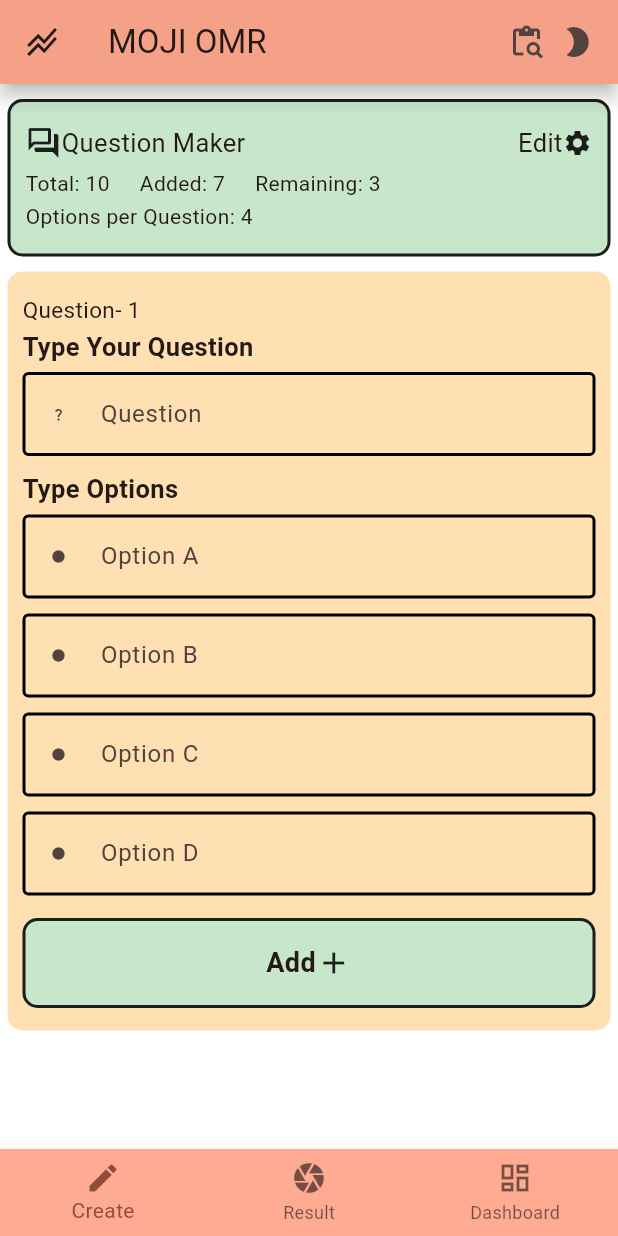
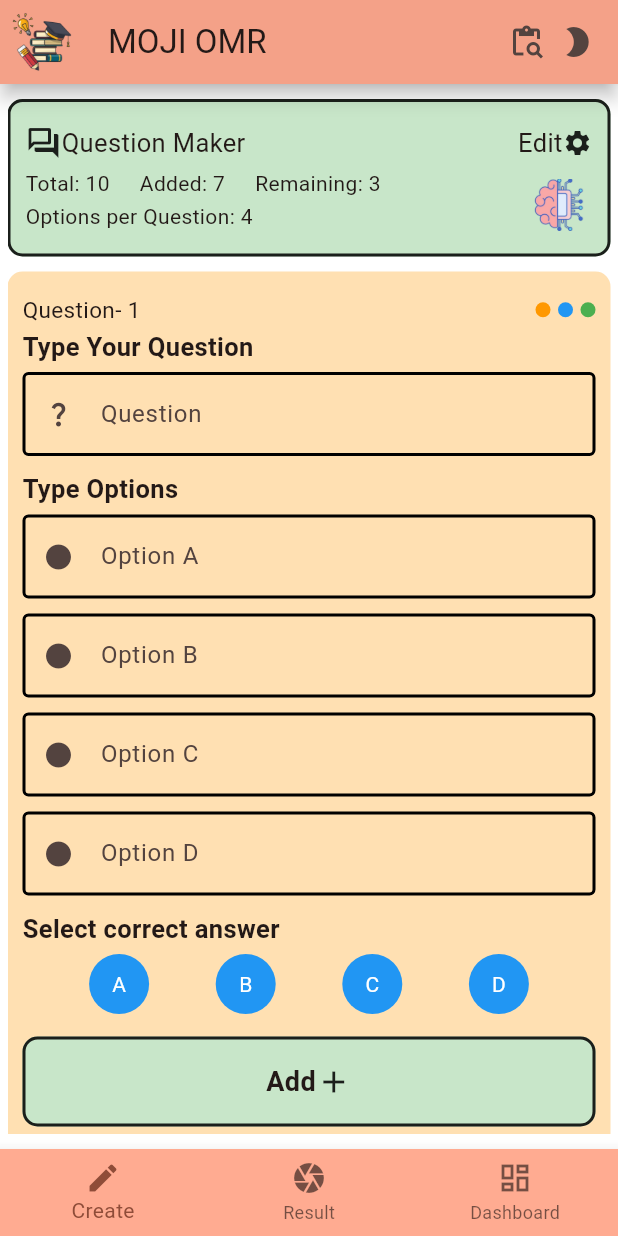
Before and after one commit to rahatalmas/Moji-OMR, a Flutter app: the screen it shows after launch, on a phone screen of 412 x 824 dp. Run offline on Flutter 3.47's test engine with Material 3 defaults, Android fonts, the phone set to English and light mode, and no system bars.

Commit message:
crate quiz

```diff
--- a/quizapp/lib/Widgets/create.dart
+++ b/quizapp/lib/Widgets/create.dart
@@ -1,172 +1,243 @@
 import 'package:flutter/material.dart';
 
-
-class Create extends StatelessWidget{
+class Create extends StatefulWidget {
   const Create({super.key});
 
   @override
-  Widget build(BuildContext context){
+  _CreateState createState() => _CreateState();
+}
+
+class _CreateState extends State<Create> {
+  String? _selectedAnswer;
+
+  Widget _buildCircle(Color color) {
+    return Container(
+      width: 10,
+      height: 10,
+      decoration: BoxDecoration(
+        color: color,
+        shape: BoxShape.circle,
+      ),
+    );
+  }
+
+  Widget _answerCircle(BuildContext context, String label) {
+    final isSelected = _selectedAnswer == label;
+
+    return InkWell(
+      onTap: () {
+        setState(() {
+          _selectedAnswer = label;
+        });
+        ScaffoldMessenger.of(context).showSnackBar(
+          SnackBar(content: Text('$label selected'), duration: Duration.zero),
+        );
+      },
+      child: Container(
+        width: 40,
+        height: 40,
+        decoration: BoxDecoration(
+          shape: BoxShape.circle,
+          color: isSelected ? Colors.green : Colors.blue,
+        ),
+        alignment: Alignment.center,
+        child: Text(
+          label,
+          style: TextStyle(color: Colors.white),
+        ),
+      ),
+    );
+  }
+
+  @override
+  Widget build(BuildContext context) {
     return SingleChildScrollView(
       child: Column(
         crossAxisAlignment: CrossAxisAlignment.start,
-        mainAxisAlignment: MainAxisAlignment.center,
         children: [
           Container(
-             padding: const EdgeInsets.symmetric(vertical: 15,horizontal: 10),
+            padding: const EdgeInsets.symmetric(vertical: 15, horizontal: 10),
             decoration: BoxDecoration(
               color: Colors.green[100],
               borderRadius: const BorderRadius.all(Radius.circular(10)),
-               border: Border.all(color: Colors.black87,width: 2)
+              border: Border.all(color: Colors.black87, width: 2),
             ),
-            child: const Column(
+            child: Stack(
               children: [
-                Row(
-                  crossAxisAlignment: CrossAxisAlignment.center,
+                Column(
+                  crossAxisAlignment: CrossAxisAlignment.start,
+                  children: [
+                    const Row(
                       mainAxisAlignment: MainAxisAlignment.spaceBetween,
                       children: [
                         Row(
                           children: [
                             Icon(Icons.question_answer_outlined),
-                        Text("Question Maker",style: TextStyle(fontSize: 17),)
+                            Text(
+                              "Question Maker",
+                              style: TextStyle(fontSize: 17),
+                            )
                           ],
                         ),
                         Row(
                           children: [
-                        Text("Edit",style: TextStyle(fontSize: 17),),
-                        Icon(Icons.settings,size: 20,)
-                      ],
-                    )
+                            Text(
+                              "Edit",
+                              style: TextStyle(fontSize: 17),
+                            ),
+                            Icon(Icons.settings, size: 20),
                           ],
                         ),
-                SizedBox(height: 5,),
-                Row(
-                  crossAxisAlignment: CrossAxisAlignment.center,
-                  mainAxisAlignment: MainAxisAlignment.start,
+                      ],
+                    ),
+                    const SizedBox(height: 5),
+                    const Row(
                       children: [
                         Text("Total: 10"),
-                    SizedBox(width: 20,),
+                        SizedBox(width: 20),
                         Text("Added: 7"),
-                    SizedBox(width: 20,),
-                    Text("Remaining: 3")
+                        SizedBox(width: 20),
+                        Text("Remaining: 3"),
                       ],
-
                     ),
-                SizedBox(height: 2,),
-                Row(
+                    const SizedBox(height: 2),
+                    const Row(
                       children: [
                         Text("Options per Question: 4"),
                       ],
-                )
+                    ),
+                  ],
+                ),
+                Positioned(
+                  bottom: 0,
+                  right: 5,
+                  child: Image.asset(
+                    "assets/images/brainchip.png",
+                    height: 35,
+                  ),
+                ),
               ],
             ),
           ),
-          const SizedBox(height: 10,),
+          const SizedBox(height: 10),
           Container(
             width: MediaQuery.of(context).size.width,
-              padding: const EdgeInsets.symmetric(vertical: 15,horizontal: 10),
-              //margin: EdgeInsets.symmetric(vertical: 10,horizontal: 0),
+            padding: const EdgeInsets.symmetric(vertical: 15, horizontal: 10),
             decoration: BoxDecoration(
               color: Colors.orange[100],
-                  borderRadius: const BorderRadius.all(Radius.circular(10))
+              borderRadius: const BorderRadius.all(Radius.circular(10)),
             ),
             child: Column(
               mainAxisAlignment: MainAxisAlignment.center,
               crossAxisAlignment: CrossAxisAlignment.start,
               children: [
-                  const Text("Question- 1",style: TextStyle(fontSize: 15,fontWeight: FontWeight.w400),),
-                  const SizedBox(height: 2,),
-                  const Text("Type Your Question",style: TextStyle(fontSize: 17,fontWeight: FontWeight.bold),),
-                  const SizedBox(height: 5,),
-                  const CustomTextField(hintText: "Type Question",prefixIcon: Icons.question_mark,labelText: "Question",),
-                  const SizedBox(height: 10,),
-
-                  const Text("Type Options",style: TextStyle(fontSize: 17,fontWeight: FontWeight.bold),),
-                  const SizedBox(height: 5,),
-                  const CustomTextField(hintText: "Enter text here",prefixIcon: Icons.circle,labelText: "Option A",),
-
-                  const SizedBox(height: 10,),
-                  const CustomTextField(hintText: "Enter text here",prefixIcon: Icons.circle,labelText: "Option B",),
-
-                  const SizedBox(height: 10,),
-                  const CustomTextField(hintText: "Enter text here",prefixIcon: Icons.circle,labelText: "Option C",),
-
-                  const SizedBox(height: 10,),
-                  const CustomTextField(hintText: "Enter text here",prefixIcon: Icons.circle,labelText: "Option D"),
-
-                  const SizedBox(height: 15,),
+                Row(
+                  mainAxisAlignment: MainAxisAlignment.spaceBetween,
+                  children: [
+                    const Text(
+                      "Question- 1",
+                      style: TextStyle(fontSize: 15, fontWeight: FontWeight.w400),
+                    ),
+                    Row(
+                      children: [
+                        _buildCircle(Colors.orange),
+                        SizedBox(width: 5),
+                        _buildCircle(Colors.blue),
+                        SizedBox(width: 5),
+                        _buildCircle(Colors.green),
+                      ],
+                    ),
+                  ],
+                ),
+                const SizedBox(height: 2),
+                const Text(
+                  "Type Your Question",
+                  style: TextStyle(fontSize: 17, fontWeight: FontWeight.bold),
+                ),
+                const SizedBox(height: 5),
+                const CustomTextField(
+                  hintText: "Type Question",
+                  prefixIcon: Icons.question_mark,
+                  labelText: "Question",
+                ),
+                const SizedBox(height: 10),
+                const Text(
+                  "Type Options",
+                  style: TextStyle(fontSize: 17, fontWeight: FontWeight.bold),
+                ),
+                const SizedBox(height: 5),
+                const CustomTextField(
+                  hintText: "Enter text here",
+                  prefixIcon: Icons.circle,
+                  labelText: "Option A",
+                ),
+                const SizedBox(height: 10),
+                const CustomTextField(
+                  hintText: "Enter text here",
+                  prefixIcon: Icons.circle,
+                  labelText: "Option B",
+                ),
+                const SizedBox(height: 10),
+                const CustomTextField(
+                  hintText: "Enter text here",
+                  prefixIcon: Icons.circle,
+                  labelText: "Option C",
+                ),
+                const SizedBox(height: 10),
+                const CustomTextField(
+                  hintText: "Enter text here",
+                  prefixIcon: Icons.circle,
+                  labelText: "Option D",
+                ),
+                const SizedBox(height: 10),
+                const Text(
+                  "Select correct answer",
+                  style: TextStyle(fontSize: 17, fontWeight: FontWeight.bold),
+                ),
+                const SizedBox(height: 5),
+                Row(
+                  mainAxisAlignment: MainAxisAlignment.spaceEvenly,
+                  children: [
+                    _answerCircle(context, 'A'),
+                    _answerCircle(context, 'B'),
+                    _answerCircle(context, 'C'),
+                    _answerCircle(context, 'D'),
+                  ],
+                ),
+                const SizedBox(height: 15),
                 InkWell(
+                  onTap: () {
+                    // Add your onTap logic here
+                  },
                   child: Container(
                     padding: EdgeInsets.all(15),
                     decoration: BoxDecoration(
                       color: Colors.green[100],
                       borderRadius: const BorderRadius.all(Radius.circular(10)),
-                          border: Border.all(color: Colors.black87,width: 2)
+                      border: Border.all(color: Colors.black87, width: 2),
                     ),
                     child: Row(
                       mainAxisAlignment: MainAxisAlignment.center,
                       children: [
-                          Text("Add",style: TextStyle(fontSize: 18,fontWeight: FontWeight.bold),),
-                          Icon(Icons.add)
+                        Text(
+                          "Add",
+                          style: TextStyle(fontSize: 18, fontWeight: FontWeight.bold),
+                        ),
+                        Icon(Icons.add),
                       ],
                     ),
                   ),
-                  )
+                ),
               ],
-              )
             ),
-          /*ListView.builder(
-              physics:const NeverScrollableScrollPhysics(),
-              shrinkWrap: true,
-              itemCount:10,
-              itemBuilder: (context, index) {
-                return Container(
-                    width: MediaQuery.of(context).size.width,
-                    padding: const EdgeInsets.symmetric(vertical: 15,horizontal: 10),
-                    margin: EdgeInsets.symmetric(vertical: 5,horizontal: 0),
-                    decoration: BoxDecoration(
-                        color: Colors.orange[100],
-                        borderRadius: const BorderRadius.all(Radius.circular(10))
           ),
-                    child: const Column(
-                      mainAxisAlignment: MainAxisAlignment.center,
-                      crossAxisAlignment: CrossAxisAlignment.start,
-                      children: [
-                        Text("Question- 1",style: TextStyle(fontSize: 15,fontWeight: FontWeight.w400),),
-                        SizedBox(height: 2,),
-                        Text("Type Your Question",style: TextStyle(fontSize: 17,fontWeight: FontWeight.bold),),
-                        SizedBox(height: 5,),
-                        CustomTextField(hintText: "Type Question",prefixIcon: Icons.question_mark,labelText: "Question",),
-                        SizedBox(height: 10,),
-
-                        Text("Type Options",style: TextStyle(fontSize: 17,fontWeight: FontWeight.bold),),
-                        SizedBox(height: 5,),
-                        CustomTextField(hintText: "Enter text here",prefixIcon: Icons.circle,labelText: "Option A",),
-
-                        SizedBox(height: 10,),
-                        CustomTextField(hintText: "Enter text here",prefixIcon: Icons.circle,labelText: "Option B",),
-
-                        SizedBox(height: 10,),
-                        CustomTextField(hintText: "Enter text here",prefixIcon: Icons.circle,labelText: "Option C",),
-
-                        SizedBox(height: 10,),
-                        CustomTextField(hintText: "Enter text here",prefixIcon: Icons.circle,labelText: "Option D"),
         ],
-                    )
-                );
-              },
-          )*/
-        ],
-      )
+      ),
     );
   }
 }
 
-
-
-
-// struct later
-
-
+// Custom TextField class
 class CustomTextField extends StatefulWidget {
   final String hintText;
   final IconData prefixIcon;
@@ -176,6 +247,7 @@ class CustomTextField extends StatefulWidget {
     required this.hintText,
     required this.prefixIcon,
     this.labelText = '',
+    super.key,
   });
 
   @override
@@ -206,7 +278,7 @@ class _CustomTextFieldState extends State<CustomTextField> {
             labelText: widget.labelText,
             hintText: widget.hintText,
             hintStyle: TextStyle(color: Colors.grey),
-            prefixIcon: Icon(widget.prefixIcon,size: 10,),
+            prefixIcon: Icon(widget.prefixIcon, size: 20),
             border: OutlineInputBorder(
               borderSide: BorderSide(color: Colors.black, width: 2),
             ),
@@ -225,15 +297,9 @@ class _CustomTextFieldState extends State<CustomTextField> {
             errorText: _errorText,
           ),
           onChanged: (value) {
-            if (value.isEmpty) {
             setState(() {
-                _errorText = 'This field is required';
+              _errorText = value.isEmpty ? 'This field is required' : null;
             });
-            } else {
-              setState(() {
-                _errorText = null;
-              });
-            }
           },
         ),
       ],
--- a/quizapp/lib/main.dart
+++ b/quizapp/lib/main.dart
@@ -55,7 +55,7 @@ class _Root extends State<Root> {
         //backgroundColor: Theme.of(context).colorScheme.inversePrimary,
         backgroundColor: Colors.deepOrange[200],
         title: Text(widget.title),
-        leading:const Icon(Icons.stacked_line_chart),
+        leading:Image.asset("assets/images/leading2.png"),
         actions: const [
           Icon(Icons.content_paste_search),
           SizedBox(width: 10,),
```
Also changed, not shown: quizapp/pubspec.yaml (+9 -4 lines), Project Management free icons designed by dDara.png (added), quizapp/assets/images/brainchip.png (added), quizapp/assets/images/leading1.png (added), quizapp/assets/images/leading2.png (added), quizapp/assets/images/leading3.png (added), quizapp/assets/images/leading4.png (added), quizapp/assets/images/logotemp.png (added), quizapp/assets/images/mojitemplogo.png (added), quizapp/assets/images/task.png (added). Lines whose indentation alone changed are shown as unchanged.
